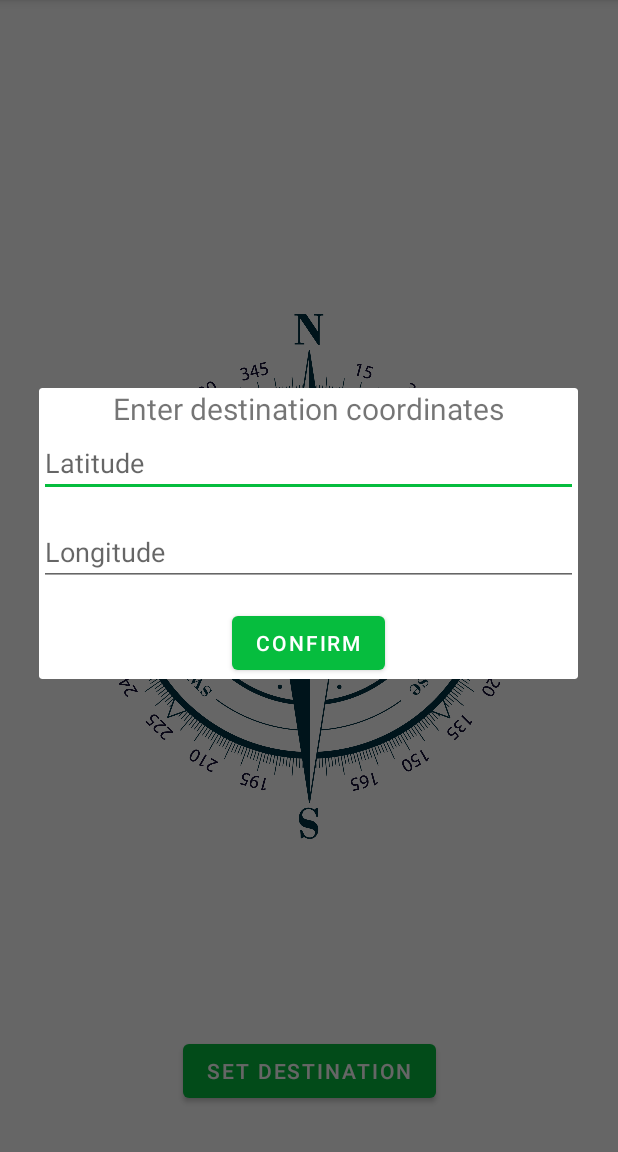
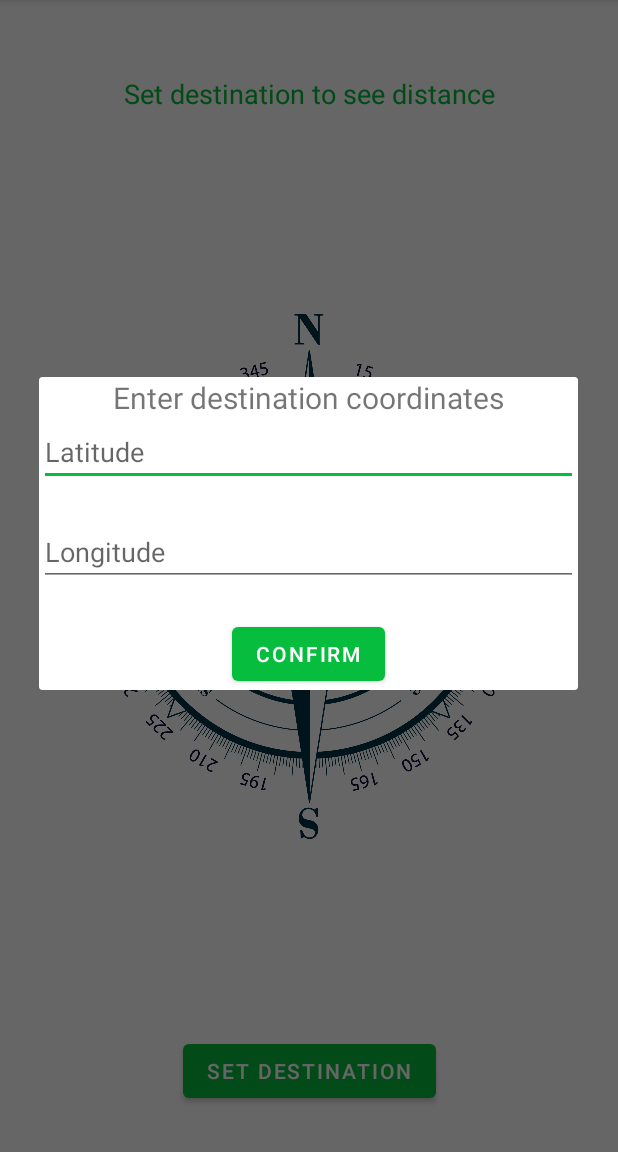
Before and after one commit to tomaszmjurek/the_compass, an Android app: the screen it shows after launch (MainActivity), after a tap on "SET DESTINATION", on a phone screen of 412 x 824 dp, the part 84-1236 px from its top. Run offline under Robolectric (Android 15) with nearby library versions, the phone set to English and light mode, and no system bars.

Commit message:
Add location distance calculation

```diff
--- a/app/build.gradle
+++ b/app/build.gradle
@@ -44,4 +44,5 @@ dependencies {
     testImplementation 'junit:junit:4.+'
     androidTestImplementation 'androidx.test.ext:junit:1.1.2'
     androidTestImplementation 'androidx.test.espresso:espresso-core:3.3.0'
+    implementation 'com.google.android.gms:play-services-location:18.0.0'
 }
--- a/app/src/main/AndroidManifest.xml
+++ b/app/src/main/AndroidManifest.xml
@@ -1,6 +1,9 @@
 <?xml version="1.0" encoding="utf-8"?>
 <manifest xmlns:android="http://schemas.android.com/apk/res/android"
     package="tj.personal.thecompass">
+
+    <uses-permission android:name="android.permission.ACCESS_FINE_LOCATION"/>
+    <uses-permission android:name="android.permission.ACCESS_COARSE_LOCATION"/>
 
     <application
         android:allowBackup="true"
--- a/app/src/main/java/tj/personal/thecompass/MainActivity.java
+++ b/app/src/main/java/tj/personal/thecompass/MainActivity.java
@@ -1,10 +1,14 @@
 package tj.personal.thecompass;
 
+import android.Manifest;
 import android.content.Context;
+import android.content.pm.PackageManager;
 import android.hardware.Sensor;
 import android.hardware.SensorEvent;
 import android.hardware.SensorEventListener;
 import android.hardware.SensorManager;
+import android.location.Location;
+import android.location.LocationManager;
 import android.os.Bundle;
 import android.util.Log;
 import android.view.View;
@@ -12,24 +16,41 @@ import android.view.animation.Animation;
 import android.view.animation.RotateAnimation;
 import android.widget.Button;
 import android.widget.ImageView;
+import android.widget.TextView;
 
 import androidx.appcompat.app.AppCompatActivity;
+import androidx.core.app.ActivityCompat;
 import androidx.fragment.app.DialogFragment;
 
-import org.jetbrains.annotations.NotNull;
+import com.google.android.gms.location.FusedLocationProviderClient;
+import com.google.android.gms.location.LocationCallback;
+import com.google.android.gms.location.LocationRequest;
+import com.google.android.gms.location.LocationResult;
+import com.google.android.gms.location.LocationServices;
 
 import tj.personal.thecompass.dialogs.SetDestinationDialog;
 
 public class MainActivity extends AppCompatActivity implements SensorEventListener, SetDestinationDialog.SetDestinationDialogListener {
 
     private SensorManager mSensorManger;
+
     private String TAG = this.getClass().getSimpleName();
     private float[] mGravity = new float[3];
     private float[] mGeometric = new float[3];
     private float azimuth = 0f;
     private float currentAzimuth = 0f;
+
+    // Layout elements
     private ImageView compassImage;
     private Button setDestinationBtn;
+    private TextView destinationTV;
+
+    // Location
+    private FusedLocationProviderClient fusedLocationClient;
+    private LocationManager mLocationManager;
+    private LocationRequest locationRequest;
+    private LocationCallback locationCallback;
+    private Location currentLocation;
 
     @Override
     protected void onCreate(Bundle savedInstanceState) {
@@ -37,17 +58,22 @@ public class MainActivity extends AppCompatActivity implements SensorEventListen
         setContentView(R.layout.activity_main);
         compassImage = findViewById(R.id.compassImage);
         setDestinationBtn = findViewById(R.id.setDestinationBtn);
+        destinationTV = findViewById(R.id.destination_text_view);
         initServices();
     }
 
     private void initServices() {
-        mSensorManger = (SensorManager)getSystemService(Context.SENSOR_SERVICE);
-     }
+        mSensorManger = (SensorManager) getSystemService(Context.SENSOR_SERVICE);
+//        mLocationManager = (LocationManager) getSystemService(Context.LOCATION_SERVICE);
+//        fusedLocationClient = LocationServices.getFusedLocationProviderClient(this);
+        getLocationUpdates();
+    }
 
     @Override
     protected void onResume() {
         super.onResume();
-        mSensorManger.registerListener( this,
+        startLocationUpdates();
+        mSensorManger.registerListener(this,
                 mSensorManger.getDefaultSensor(Sensor.TYPE_MAGNETIC_FIELD),
                 SensorManager.SENSOR_DELAY_GAME);
         mSensorManger.registerListener(this,
@@ -59,10 +85,12 @@ public class MainActivity extends AppCompatActivity implements SensorEventListen
     protected void onPause() {
         super.onPause();
         mSensorManger.unregisterListener(this);
+        stopLocationUpdates();
     }
 
     @Override
     public void onSensorChanged(SensorEvent sensorEvent) {
+        // MOVE TO CONTROLLER
         final float alpha = 0.97f;
         synchronized (this) {
             if (sensorEvent.sensor.getType() == Sensor.TYPE_ACCELEROMETER) {
@@ -81,11 +109,11 @@ public class MainActivity extends AppCompatActivity implements SensorEventListen
 
             float R[] = new float[9];
             float I[] = new float[9];
-            boolean success = SensorManager.getRotationMatrix(R,I, mGravity,mGeometric);
+            boolean success = SensorManager.getRotationMatrix(R, I, mGravity, mGeometric);
             if (success) {
                 float orientation[] = new float[3];
                 SensorManager.getOrientation(R, orientation);
-                azimuth = (float)Math.toDegrees(orientation[0]);
+                azimuth = (float) Math.toDegrees(orientation[0]);
                 azimuth = (azimuth + 360) % 360;
 //                Log.v(TAG, String.valueOf(azimuth));
 
@@ -105,14 +133,13 @@ public class MainActivity extends AppCompatActivity implements SensorEventListen
 
     @Override
     public void onAccuracyChanged(Sensor sensor, int i) {
-
     }
 
     public void onClickSetDestinationBtn(View view) {
         // Pause compass animation to save memory
         onPause();
         DialogFragment dialog = new SetDestinationDialog();
-        dialog.show(getSupportFragmentManager(),"SetDestinationDialog");
+        dialog.show(getSupportFragmentManager(), "SetDestinationDialog");
     }
 
     @Override
@@ -120,5 +147,53 @@ public class MainActivity extends AppCompatActivity implements SensorEventListen
         Log.v(TAG, "INPUT " + lat);
         // Resume compass animation
         onResume();
+        calculateDistanceToDestination(lat, lng);
+    }
+
+    private void calculateDistanceToDestination(double lat, double lng) {
+        // MOVE TO CONTROLLER
+        Location destLocation = new Location("");
+        destLocation.setLatitude(lat);
+        destLocation.setLongitude(lng);
+
+        if (currentLocation != null) {
+            float distanceInMeters = destLocation.distanceTo(currentLocation);
+            destinationTV.setText(String.format("%sm", R.string.destination_distance_text + distanceInMeters));
+        }
+    }
+
+    private void getLocationUpdates() {
+        fusedLocationClient = LocationServices.getFusedLocationProviderClient(this);
+        locationRequest = LocationRequest.create();
+        locationRequest.setInterval(50000);
+        locationRequest.setFastestInterval(50000);
+        locationRequest.setSmallestDisplacement(170f); // 170 m = 0.1 mile
+        locationRequest.setPriority(LocationRequest.PRIORITY_HIGH_ACCURACY); //todo set according to your app function
+        locationCallback = new LocationCallback() {
+            @Override
+            public void onLocationResult(LocationResult locationResult) {
+                if (locationResult == null) return;
+
+                if (!locationResult.getLocations().isEmpty()) {
+                    currentLocation = locationResult.getLastLocation();
+                }
+            }
+        };
+    }
+
+    private void startLocationUpdates() {
+        //todo fix
+        if (ActivityCompat.checkSelfPermission(this, Manifest.permission.ACCESS_FINE_LOCATION) == PackageManager.PERMISSION_GRANTED
+                && ActivityCompat.checkSelfPermission(this, Manifest.permission.ACCESS_COARSE_LOCATION) == PackageManager.PERMISSION_GRANTED) {
+            fusedLocationClient.requestLocationUpdates(
+                    locationRequest,
+                    locationCallback,
+                    null /* Looper */
+            );
+        }
+    }
+
+    private void stopLocationUpdates() {
+        fusedLocationClient.removeLocationUpdates(locationCallback);
     }
 }
--- a/app/src/main/java/tj/personal/thecompass/dialogs/SetDestinationDialog.kt
+++ b/app/src/main/java/tj/personal/thecompass/dialogs/SetDestinationDialog.kt
@@ -6,7 +6,9 @@ import android.content.Context
 import android.os.Bundle
 import android.widget.Button
 import android.widget.EditText
+import android.widget.TextView
 import androidx.fragment.app.DialogFragment
+import kotlinx.android.synthetic.main.set_destination_dialog.*
 import tj.personal.thecompass.R
 import kotlin.math.ln
 
@@ -27,22 +29,22 @@ class SetDestinationDialog : DialogFragment() {
         super.onStart()
         dialog?.let { dialog ->
             dialog.setCanceledOnTouchOutside(false)
-            val latitudeEditText = dialog.findViewById<EditText>(R.id.latitude_edit_text)
-            val longitudeEditText = dialog.findViewById<EditText>(R.id.longitude_edit_text)
+            val latitudeET = dialog.findViewById<EditText>(R.id.latitude_edit_text)
+            val longitudeET = dialog.findViewById<EditText>(R.id.longitude_edit_text)
             val confirmBtn = dialog.findViewById<Button>(R.id.confirm_button)
             confirmBtn.setOnClickListener {
                 //try
                 //todo add minus
-                val lat : Double? = latitudeEditText.text.toString().toDouble()
-                val lng : Double? = longitudeEditText.text.toString().toDouble()
+                val lat : Double? = latitudeET.text.toString().toDouble()
+                val lng : Double? = longitudeET.text.toString().toDouble()
                 if (lat != null && lng != null && isValidLatLng(lat, lng)) {
                     listener.onDialogConfirmClick(lat, lng)
                     dialog.cancel()
                 } else {
-                    //todo add smaller red text
-
-//                    latitudeEditText.setText("Value must be <-90; 90>")
-//                    longitudeEditText.setText("Value must be <-180; 180>")
+                    val inputErrorTV = dialog.findViewById<TextView>(R.id.input_error_1)
+                    val inputError2TV = dialog.findViewById<TextView>(R.id.input_error_2)
+                    inputErrorTV.text = "Value must be between -90 and 90"
+                    inputError2TV.text = "Value must be between -180 and 180"
                 }
             }
         }
--- a/app/src/main/res/layout/activity_main.xml
+++ b/app/src/main/res/layout/activity_main.xml
@@ -5,6 +5,17 @@
     android:layout_width="match_parent"
     android:layout_height="match_parent"
     tools:context=".MainActivity">
+
+    <TextView
+        android:id="@+id/destination_text_view"
+        android:layout_marginTop="50dp"
+        app:layout_constraintTop_toTopOf="parent"
+        android:textSize="18sp"
+        android:gravity="center"
+        android:layout_width="match_parent"
+        android:layout_height="wrap_content"
+        android:textColor="@color/netguru_green"
+        android:text="@string/destination_info"/>
 
     <ImageView
         android:id="@+id/compassImage"
--- a/app/src/main/res/layout/set_destination_dialog.xml
+++ b/app/src/main/res/layout/set_destination_dialog.xml
@@ -21,7 +21,7 @@
 
         <TextView
             android:id="@+id/input_error_1"
-            android:textSize="10sp"
+            android:textSize="15sp"
             android:textColor="@android:color/holo_red_light"
             android:layout_width="match_parent"
             android:layout_height="wrap_content"/>
@@ -35,7 +35,7 @@
 
         <TextView
             android:id="@+id/input_error_2"
-            android:textSize="10sp"
+            android:textSize="15sp"
             android:textColor="@android:color/holo_red_light"
             android:layout_width="match_parent"
             android:layout_height="wrap_content"/>
--- a/app/src/main/res/values/strings.xml
+++ b/app/src/main/res/values/strings.xml
@@ -6,4 +6,6 @@
     <string name="latitude">Latitude</string>
     <string name="longitude">Longitude</string>
     <string name="enter_destination_coordinates">Enter destination coordinates</string>
+    <string name="destination_info">Set destination to see distance</string>
+    <string name="destination_distance_text">Distance from the destination: </string>
 </resources>
```
